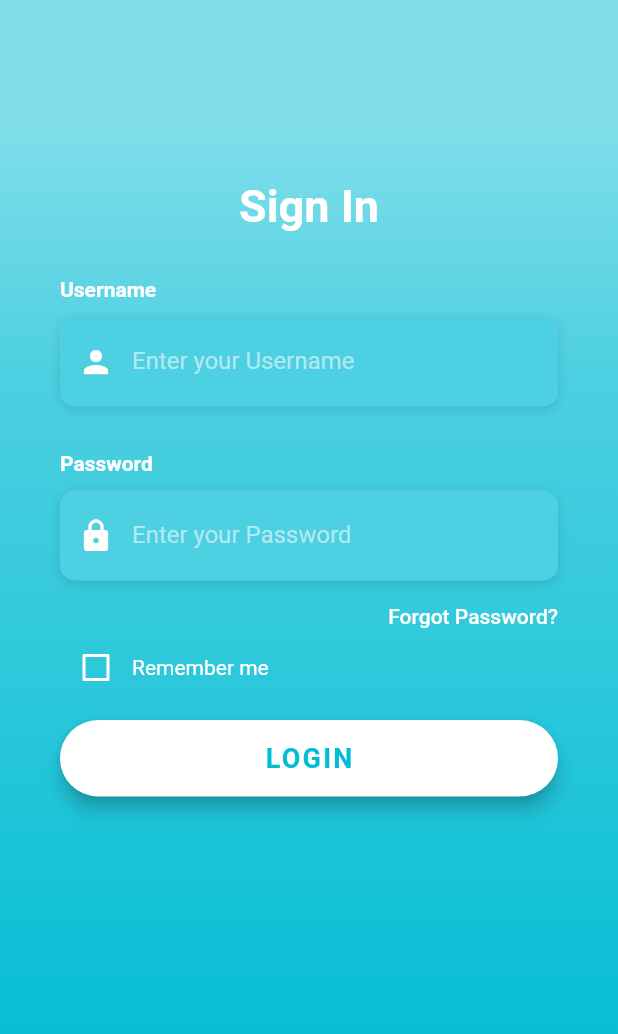
After one commit to anne-moshyedi/virtual_cards, a Flutter app: the screen it shows after launch, after a tap on "click to login", on a phone screen of 412 x 824 dp. The commit adds this screen. Shown: the top 1034 px of the screen. Run offline on Flutter 3.47's test engine with Material 2 defaults, Android fonts, the phone set to English and light mode, and no system bars; our stand-ins replace rflutter_alert, sqflite; missing offline and left inert: dart:ffi; accounts and stored records are empty; Roboto replaces fonts that are missing (OpenSans).

Commit message:
add login capabilities

```diff
--- /dev/null
+++ b/lib/globals.dart
@@ -0,0 +1,6 @@
+library practice_app.globals;
+
+import 'package:practice_app/user.dart';
+
+bool isLoggedIn = false;
+User currentUser;
--- /dev/null
+++ b/lib/login.dart
@@ -0,0 +1,358 @@
+// UI from https://github.com/MarcusNg/flutter_login_ui/blob/master/lib/utilities/constants.dart
+
+import 'package:flutter/material.dart';
+import 'package:practice_app/loginResponse.dart';
+import 'package:practice_app/main.dart';
+import 'package:practice_app/databaseConnect.dart';
+
+class Login extends StatefulWidget {
+  @override
+  _LoginState createState() => _LoginState();
+}
+
+class _LoginState extends State<Login> {
+  String _username, _password;
+  bool _rememberMe = false;
+
+    Widget _buildEmail() {
+    return Column(crossAxisAlignment: CrossAxisAlignment.start,
+      children: <Widget>[
+        Text(
+          'Username',
+          style: TextStyle(
+            color: Colors.white,
+            fontWeight: FontWeight.bold,
+            //fontFamily: 'OpenSans',
+          )
+        ),
+        SizedBox(height: 10.0),
+        Container(
+          alignment: Alignment.centerLeft,
+          decoration: BoxDecoration(
+            color: Color(0xFF4DD0E1),
+            borderRadius: BorderRadius.circular(10.0),
+            boxShadow: [
+              BoxShadow(
+                color: Colors.black12,
+                blurRadius: 6.0,
+                offset: Offset(0, 2),
+                ),
+              ],
+            ),
+          height: 60.0,
+          child: TextField(
+            keyboardType: TextInputType.emailAddress,
+            onChanged: (val) => _username = val,
+            style: TextStyle(
+              color: Colors.white,
+              //fontFamily: 'OpenSans',
+            ),
+            decoration: InputDecoration(
+              border: InputBorder.none,
+              contentPadding: EdgeInsets.only(top: 14.0),
+              prefixIcon: Icon(
+                Icons.person,
+                color: Colors.white,
+              ),
+              hintText: 'Enter your Username',
+              hintStyle: TextStyle(
+                color: Colors.white54,
+                //fontFamily: 'OpenSans',
+              ),
+            ),
+          )
+        )
+      ],
+      );
+    }
+
+    Widget _buildPassword() {
+      return Container(
+        alignment: Alignment.centerLeft,
+        decoration: BoxDecoration(
+          color: Color(0xFF4DD0E1),
+          borderRadius: BorderRadius.circular(10.0),
+          boxShadow: [
+            BoxShadow(
+              color: Colors.black12,
+              blurRadius: 6.0,
+              offset: Offset(0, 2),
+              ),
+            ],
+          ),
+        height: 60.0,
+        child: TextField(
+          obscureText: true,
+          onChanged: (val) => _password = val,
+          style: TextStyle(
+            color: Colors.white,
+            //fontFamily: 'OpenSans',
+          ),
+          decoration: InputDecoration(
+            border: InputBorder.none,
+            contentPadding: EdgeInsets.only(top: 14.0),
+            prefixIcon: Icon(
+              Icons.lock,
+              color: Colors.white,
+            ),
+            hintText: 'Enter your Password',
+            hintStyle: TextStyle(
+              color: Colors.white54,
+              //fontFamily: 'OpenSans',
+            ),
+          ),
+        )
+      );
+    }
+
+  Widget _buildForgotPasswordBtn() {
+    return Container(
+      alignment: Alignment.centerRight,
+      child: FlatButton(
+        onPressed: () => print('Forgot Password Button Pressed'),
+        padding: EdgeInsets.only(right: 0.0),
+        child: Text(
+          'Forgot Password?',
+          style: TextStyle(
+            color: Colors.white,
+            //fontFamily: 'OpenSans',
+          ),
+        ),
+      ),
+    );
+  }
+
+  Widget _buildRememberMeCheckbox() {
+    return Container(
+      height: 20.0,
+      child: Row(
+        children: <Widget>[
+          Theme(
+            data: ThemeData(unselectedWidgetColor: Colors.white),
+            child: Checkbox(
+              value: _rememberMe,
+              checkColor: Colors.green,
+              activeColor: Colors.white,
+              onChanged: (value) {
+                setState(() {
+                  _rememberMe = value;
+                });
+              },
+            ),
+          ),
+          Text(
+            'Remember me',
+            style: TextStyle(
+            color: Colors.white,
+            //fontFamily: 'OpenSans',
+          ),
+          ),
+        ],
+      ),
+    );
+  }
+
+  Widget _buildLoginBtn() {
+    return Container(
+      padding: EdgeInsets.symmetric(vertical: 25.0),
+      width: double.infinity,
+      child: RaisedButton(
+        elevation: 5.0,
+        onPressed: () => {
+                Navigator.push(context, MaterialPageRoute(builder: (context) => processLogin(_username, _password)))
+              },
+        //processLogin(_username, _password),
+        padding: EdgeInsets.all(15.0),
+        shape: RoundedRectangleBorder(
+          borderRadius: BorderRadius.circular(30.0),
+        ),
+        color: Colors.white,
+        child: Text(
+          'LOGIN',
+          style: TextStyle(
+            color: Color(0xFF00BCD4),
+            letterSpacing: 1.5,
+            fontSize: 18.0,
+            fontWeight: FontWeight.bold,
+            fontFamily: 'OpenSans',
+          ),
+        ),
+      ),
+    );
+  }
+
+  Widget _buildSignInWith() {
+    return Column(
+      mainAxisAlignment: MainAxisAlignment.center,
+      crossAxisAlignment: CrossAxisAlignment.center,
+      children: <Widget>[
+        Text(
+          '- OR -',
+          style: TextStyle(
+            color: Colors.white,
+            fontWeight: FontWeight.w400,
+          ),
+        ),
+        SizedBox(height: 20.0),
+        Text(
+          'Sign in with',
+          style: TextStyle(
+            color: Colors.white,
+            fontWeight: FontWeight.bold
+            //fontFamily: 'OpenSans',
+          ),
+        ),
+      ],
+    );
+  }
+
+
+  Widget _buildSocialBtn(Function onTap, AssetImage logo) {
+    return GestureDetector(
+      onTap: onTap,
+      child: Container(
+        height: 60.0,
+        width: 60.0,
+        decoration: BoxDecoration(
+          shape: BoxShape.circle,
+          color: Colors.white,
+          boxShadow: [
+            BoxShadow(
+              color: Colors.black26,
+              offset: Offset(0, 2),
+              blurRadius: 6.0,
+            ),
+          ],
+          image: DecorationImage(
+            image: logo,
+          ),
+        ),
+      ),
+    );
+  }
+
+  Widget _buildSocialBtnRow() {
+    return Padding(
+      padding: EdgeInsets.symmetric(vertical: 30.0),
+      child: Row(
+        mainAxisAlignment: MainAxisAlignment.spaceEvenly,
+        children: <Widget>[
+          _buildSocialBtn(
+            () => print('Login with Facebook'),
+            AssetImage(
+              'assets/logos/facebook.jpg',
+            ),
+          ),
+          _buildSocialBtn(
+            () => print('Login with Google'),
+            AssetImage(
+              'assets/logos/google.jpg',
+            ),
+          ),
+        ],
+      ),
+    );
+  }
+
+  Widget _buildSignupBtn() {
+    return GestureDetector(
+      onTap: () => print('Sign Up Button Pressed'),
+      child: RichText(
+        text: TextSpan(
+          children: [
+            TextSpan(
+              text: 'Don\'t have an Account? ',
+              style: TextStyle(
+                color: Colors.white,
+                fontSize: 18.0,
+                fontWeight: FontWeight.w400,
+              ),
+            ),
+            TextSpan(
+              text: 'Sign Up',
+              style: TextStyle(
+                color: Colors.white,
+                fontSize: 18.0,
+                fontWeight: FontWeight.bold,
+              ),
+            ),
+          ],
+        ),
+      ),
+    );
+  }
+
+  @override
+  Widget build(BuildContext context) {
+    return Scaffold(
+      //   appBar: AppBar(
+      //   title: Text("Login"),
+      // ),
+      body: Stack(
+        children: <Widget>[
+          Container(
+            height: double.infinity,
+            width: double.infinity,
+            decoration: BoxDecoration (
+              gradient: LinearGradient (
+                begin: Alignment.bottomCenter,
+                end: Alignment.topCenter,
+                colors: [
+                  Color(0xFF00BCD4),
+                  Color(0xFF26C6DA),
+                  Color(0xFF4DD0E1),
+                  Color(0xFF80DEEA),
+                  ],
+                stops: [0.1, 0.4, 0.7, 0.9],
+                ),
+              )
+            ),
+          Container(
+            height: double.infinity,
+            child: SingleChildScrollView(
+              physics: AlwaysScrollableScrollPhysics(),
+              padding: EdgeInsets.symmetric(
+                horizontal: 40.0,
+                vertical: 120.0,
+                ),
+                child: Column(children: <Widget>[
+                  Text(
+                    'Sign In',
+                    style: TextStyle(
+                      color: Colors.white,
+                      fontSize: 30.0,
+                      fontWeight: FontWeight.bold,
+                     )
+                  ),
+                  SizedBox(height: 30,),
+                  _buildEmail(),
+                  SizedBox(height: 30,),
+                  Column(crossAxisAlignment: CrossAxisAlignment.start,
+                  children: <Widget>[
+                    Text(
+                      'Password',
+                      style: TextStyle(
+                        color: Colors.white,
+                        fontWeight: FontWeight.bold,
+                        //fontFamily: 'OpenSans',
+                      )
+                    ),
+                    SizedBox(height: 10.0),
+                    _buildPassword(),
+                    _buildForgotPasswordBtn(),
+                    _buildRememberMeCheckbox(),
+                    _buildLoginBtn(),
+                    // implement these later on
+                    // _buildSignInWith(),
+                    // _buildSocialBtnRow(),
+                    // _buildSignupBtn(),
+                  ],
+                  )
+                ],)
+              ),
+            )
+        ],),
+      drawer: MyDrawer(),
+    );
+  }
+}
--- a/lib/main.dart
+++ b/lib/main.dart
@@ -1,6 +1,7 @@
 import 'package:flutter/material.dart';
 import 'package:path/path.dart';
 import 'package:practice_app/contacts.dart';
+import 'package:practice_app/login.dart';
 import 'package:practice_app/profile.dart';
 import 'package:practice_app/search.dart';
 import 'package:practice_app/events.dart';
@@ -47,6 +48,12 @@ class _MyHomePageState extends State<MyHomePage> {
           mainAxisAlignment: MainAxisAlignment.center,
           children: <Widget>[
             Text('Welcome to your virtual business card app!'),
+            FlatButton (
+              child: Text("click to login"),
+              onPressed: () {
+                Navigator.push(context, MaterialPageRoute(builder: (context) => Login()));
+              }
+              )
           ],
         ),
       ),
--- /dev/null
+++ b/lib/user.dart
@@ -0,0 +1,27 @@
+import 'package:flutter/material.dart';
+
+
+class User extends StatelessWidget{
+  String username;
+  String _password;
+
+  User(this.username, this._password);
+
+  User.fromMap(dynamic obj) {
+    this.username = obj['username'];
+    this._password = obj['password'];
+  }
+  //String get username => username;
+  String get password => _password;
+  Map<String, dynamic> toMap() {
+    var map = new Map<String, dynamic>();
+    map["username"] = username;
+    map["password"] = _password;
+    return map;
+  }
+  @override
+  Widget build(BuildContext context) {
+    // TODO: implement build
+    return null;
+  }
+}
```
Also changed, not shown: lib/contactExpanded.dart (+1 -34 lines), lib/contacts.dart (+1 -15 lines), lib/databaseConnect.dart (added, +85 -0 lines), lib/loginResponse.dart (added, +37 -0 lines), 1 other file.
